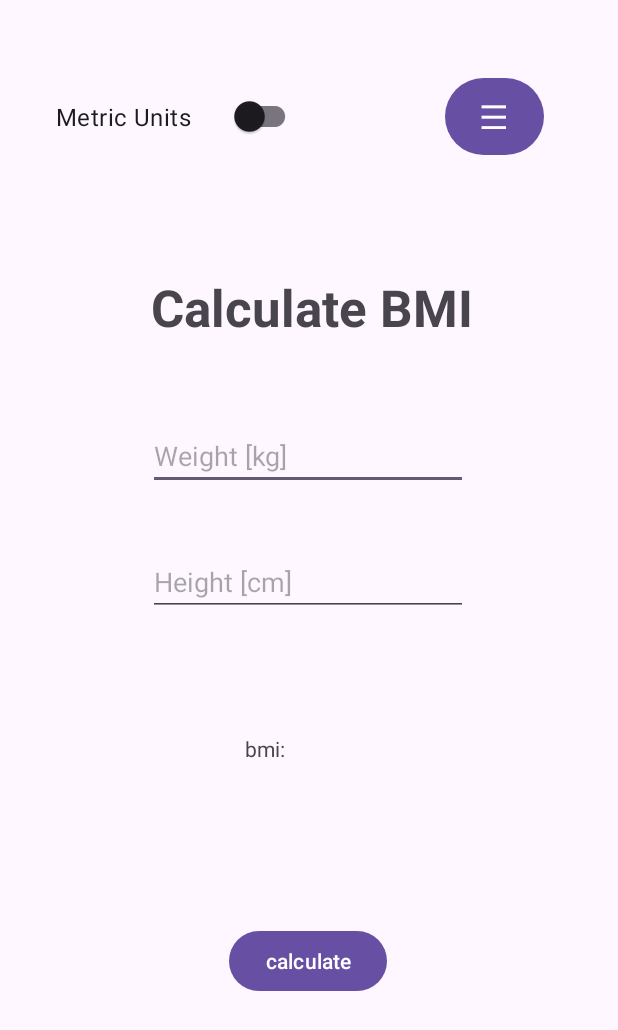
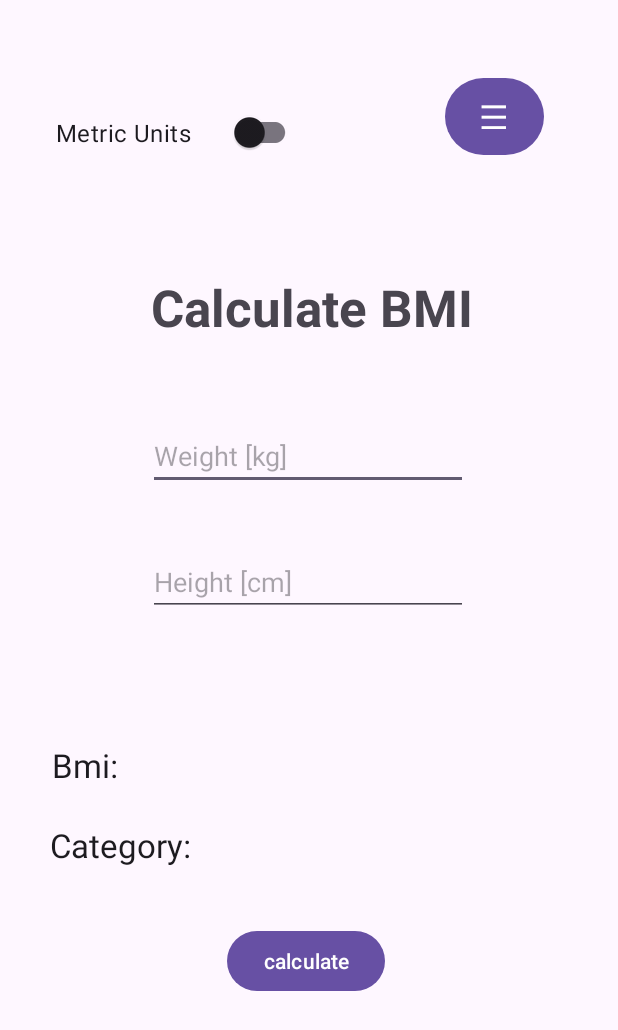
Before and after one commit to cichuss/BMI_calculator, an Android app: the screen it shows after launch (MainActivity), on a phone screen of 412 x 824 dp. Shown: the top 1030 px of the screen. Run offline under Robolectric (Android 15) with nearby library versions, the phone set to English and light mode, and no system bars.

Commit message:
add category colors, description works, view model works!

```diff
--- a/app/src/main/java/com/example/bmi_calculator/MainActivity.kt
+++ b/app/src/main/java/com/example/bmi_calculator/MainActivity.kt
@@ -4,19 +4,28 @@ import android.content.Intent
 import android.os.Bundle
 import android.widget.Button
 import android.widget.EditText
+import android.widget.TextView
 import androidx.activity.viewModels
 import androidx.appcompat.app.AppCompatActivity
 import androidx.appcompat.widget.SwitchCompat
 import androidx.core.view.GravityCompat
 import androidx.drawerlayout.widget.DrawerLayout
+import androidx.lifecycle.Lifecycle
+import androidx.lifecycle.lifecycleScope
+import androidx.lifecycle.repeatOnLifecycle
 import com.example.bmi_calculator.activities.AboutMeActivity
+import com.example.bmi_calculator.activities.BMIDescriptionActivity
 import com.example.bmi_calculator.activities.HistoryActivity
+import com.example.bmi_calculator.units.BMIImperialUnits
+import com.example.bmi_calculator.units.BMIMetricUnits
 import com.google.android.material.navigation.NavigationView
+import kotlinx.coroutines.launch
+
 
 
 class MainActivity : AppCompatActivity() {
 
-    private lateinit var viewModel: BMIViewModel
+
     private lateinit var calculateButton: Button
     private lateinit var menuButton: NavigationView
     private lateinit var drawerLayout: DrawerLayout
@@ -26,16 +35,73 @@ class MainActivity : AppCompatActivity() {
         super.onCreate(savedInstanceState)
         setContentView(R.layout.activity_main)
 
-        val model: BMIViewModel by viewModels()
-        viewModel = model
-//        viewModel = ViewModelProvider(this).get(BMIViewModel::class.java)
+        val viewModel: BMIViewModel by viewModels()
+        lifecycleScope.launch {
+            repeatOnLifecycle(Lifecycle.State.STARTED) {
+                viewModel.uiState.collect {uiState ->
+                    var bmi = uiState.bmi
+                    var category = uiState.category
+                    var color = uiState.color
+                }
+            }
+        }
 
-//        viewModel = ViewModelProvider(this)[BMIViewModel::class.java]
+        calculateButton(viewModel)
+        burgerMenu()
+        navigation()
+        unitSwitch(viewModel)
+        clickOnCategory()
 
-//        lifecycleScope.launch {
+        }
+
+    private fun updateTextViewsWithBMIResults(uiState: BMIViewModelUiState ) {
+
+        val resultValueTextView = findViewById<TextView>(R.id.Bmi)
+        val resultCategoryTextView = findViewById<TextView>(R.id.categoryText)
+
+        resultValueTextView.text = String.format("BMI: %.2f ", uiState.bmi)
+//        resultValueTextView.setTextColor(uiState.color)
+        resultCategoryTextView.setTextColor(uiState.color)
+        resultCategoryTextView.text = uiState.category
+    }
+
+    private fun clearTextViews() {
+        val weightEditText = findViewById<EditText>(R.id.Weight)
+        val heightEditText = findViewById<EditText>(R.id.Height)
+
+        val resultBMIText = findViewById<TextView>(R.id.Bmi)
+        val resultCategoryText = findViewById<TextView>(R.id.categoryText)
+
+        weightEditText.text.clear()
+        heightEditText.text.clear()
+        resultBMIText.text = "BMI:"
+        resultCategoryText.text = ""
+    }
+
+    private fun unitSwitch(viewModel: BMIViewModel) {
+        unitSwitch = findViewById(R.id.unitSwitch)
+
+
+        unitSwitch.setOnCheckedChangeListener { _, isChecked ->
+            if (isChecked) {
+                clearTextViews()
+                findViewById<EditText>(R.id.Weight).hint = "Weight [lb]"
+                findViewById<EditText>(R.id.Height).hint = "Height [in]"
+                viewModel.unitSystem = BMIImperialUnits()
+                unitSwitch.text = "Imperial Units"
+            } else {
+                clearTextViews()
+                findViewById<EditText>(R.id.Weight).hint = "Weight [kg]"
+                findViewById<EditText>(R.id.Height).hint = "Height [cm]"
+                viewModel.unitSystem = BMIMetricUnits()
+                unitSwitch.text = "Metric Units"
+            }
+        }
+    }
+
+    private fun burgerMenu() {
 
         drawerLayout = findViewById(R.id.drawer_layout)
-        val navView = findViewById<NavigationView>(R.id.nav_view)
 
         val burgerMenuButton = findViewById<Button>(R.id.burgerMenuButton)
 
@@ -45,58 +111,6 @@ class MainActivity : AppCompatActivity() {
             } else {
                 drawerLayout.openDrawer(GravityCompat.START)
             }
-        }
-
-        navView.setNavigationItemSelectedListener { menuItem ->
-            when (menuItem.itemId) {
-                R.id.history_option -> {
-                    openHistory()
-                }
-                R.id.about_me_option -> {
-                    openAboutMe()
-                }
-            }
-            drawerLayout.closeDrawer(GravityCompat.START)
-            true
-        }
-        unitSwitch = findViewById(R.id.unitSwitch)
-        calculateButton = findViewById(R.id.calculate)
-
-        unitSwitch.setOnCheckedChangeListener { _, isChecked ->
-            if (isChecked) {
-
-//                viewModel.weightEditText.text.clear()
-//                viewModel.heightEditText.text.clear()
-//                viewModel.bmiTextView.text = ""
-                findViewById<EditText>(R.id.Weight).hint = "Weight [lb]"
-                findViewById<EditText>(R.id.Height).hint = "Height [in]"
-//                viewModel.unitSystem = BMIImperialUnits()
-                unitSwitch.text = "Imperial Units"
-            } else {
-
-//                viewModel.weightEditText.text.clear()
-//                viewModel.heightEditText.text.clear()
-//                viewModel.bmiTextView.text = ""
-                findViewById<EditText>(R.id.Weight).hint = "Weight [kg]"
-                findViewById<EditText>(R.id.Height).hint = "Height [cm]"
-//                viewModel.unitSystem = BMIMetricUnits()
-                unitSwitch.text = "Metric Units"
-            }
-        }
-        calculateButton.setOnClickListener {
-            viewModel.weightEditText = findViewById(R.id.Weight)
-            viewModel.heightEditText = findViewById(R.id.Height)
-            viewModel.bmiTextView = findViewById(R.id.Bmi)
-
-            viewModel.calculateBMI()
-//            lifecycleScope.launch {
-//                repeatOnLifecycle(Lifecycle.State.STARTED) {
-//                    viewModel.uiState.collect {
-////                        viewModel.calculateBMI()
-//                    }
-//                }
-//            }
-//           }
         }
     }
 
@@ -113,4 +127,64 @@ class MainActivity : AppCompatActivity() {
 
         startActivity(aboutMe)
     }
+
+    private fun openDescription(){
+        val description = Intent(this,
+            BMIDescriptionActivity::class.java)
+
+        val resultCategoryText = findViewById<TextView>(R.id.categoryText)
+        val color = resultCategoryText.currentTextColor
+
+        description.putExtra("category", resultCategoryText.text)
+        description.putExtra("color", color)
+        startActivity(description)
+
+    }
+    private fun navigation() {
+        val navView = findViewById<NavigationView>(R.id.nav_view)
+
+        navView.setNavigationItemSelectedListener { menuItem ->
+            when (menuItem.itemId) {
+                R.id.history_option -> {
+                    openHistory()
+                }
+                R.id.about_me_option -> {
+                    openAboutMe()
+                }
+            }
+            drawerLayout.closeDrawer(GravityCompat.START)
+            true
+        }
+    }
+
+    private fun calculateButton(viewModel: BMIViewModel) {
+        calculateButton = findViewById(R.id.calculate)
+        calculateButton.setOnClickListener {
+            val weightEditText = findViewById<EditText>(R.id.Weight)
+            val heightEditText = findViewById<EditText>(R.id.Height)
+
+            val bmiTextView = findViewById<TextView>(R.id.Bmi)
+            val weightString = weightEditText.text.toString()
+            val heightString = heightEditText.text.toString()
+
+            if (weightString.isNotEmpty() && heightString.isNotEmpty())  {
+
+                val weight = weightString.toDouble()
+                val height = heightString.toDouble()
+                viewModel.calculateBMI(weight, height)
+            }
+
+            updateTextViewsWithBMIResults(viewModel.uiState.value)
+
+        }
+    }
+
+    private fun clickOnCategory() {
+        val resultCategoryText = findViewById<TextView>(R.id.categoryText)
+
+        resultCategoryText.setOnClickListener {
+
+            openDescription()
+        }
+    }
 }
--- a/app/src/main/java/com/example/bmi_calculator/activities/HistoryActivity.kt
+++ b/app/src/main/java/com/example/bmi_calculator/activities/HistoryActivity.kt
@@ -23,7 +23,7 @@ class HistoryActivity : AppCompatActivity() {
         recyclerView.layoutManager = LinearLayoutManager(this)
 
         historyViewModel.loadHistoryFromSharedPreferences(this)
-        // Obserwuj historię i uaktualniaj widok przy zmianach
+
         historyViewModel.historyList.observe(this) { history ->
             adapter.submitList(history)
         }
--- a/app/src/main/res/layout/activity_bmidescription.xml
+++ b/app/src/main/res/layout/activity_bmidescription.xml
@@ -20,7 +20,7 @@
 
     <TextView
         android:id="@+id/categoryName"
-        android:layout_width="249dp"
+        android:layout_width="312dp"
         android:layout_height="59dp"
         android:layout_marginTop="16dp"
         android:text="Healthy"
--- a/app/src/main/res/layout/activity_main.xml
+++ b/app/src/main/res/layout/activity_main.xml
@@ -13,6 +13,17 @@
     android:layout_height="match_parent"
     tools:context=".MainActivity">
 
+    <TextView
+        android:id="@+id/categoryText"
+        android:layout_width="265dp"
+        android:layout_height="40dp"
+        android:layout_marginEnd="8dp"
+        android:textAppearance="@style/TextAppearance.AppCompat.Large"
+        app:layout_constraintBottom_toBottomOf="parent"
+        app:layout_constraintEnd_toEndOf="parent"
+        app:layout_constraintTop_toBottomOf="@+id/Height"
+        app:layout_constraintVertical_bias="0.388" />
+
     <Button
         android:id="@+id/calculate"
         android:layout_width="wrap_content"
@@ -24,7 +35,7 @@
         android:text="calculate"
         app:layout_constraintBottom_toBottomOf="parent"
         app:layout_constraintEnd_toEndOf="parent"
-        app:layout_constraintHorizontal_bias="1.0"
+        app:layout_constraintHorizontal_bias="0.0"
         app:layout_constraintStart_toStartOf="parent"
         app:layout_constraintTop_toBottomOf="@+id/Height" />
 
@@ -64,13 +75,14 @@
         android:id="@+id/Bmi"
         android:layout_width="wrap_content"
         android:layout_height="wrap_content"
-        android:layout_marginStart="163dp"
-        android:layout_marginTop="443dp"
-        android:layout_marginBottom="269dp"
-        android:text="bmi: "
+        android:text="Bmi: "
+        android:textAppearance="@style/TextAppearance.AppCompat.Large"
         app:layout_constraintBottom_toBottomOf="parent"
+        app:layout_constraintEnd_toEndOf="parent"
+        app:layout_constraintHorizontal_bias="0.096"
         app:layout_constraintStart_toStartOf="parent"
-        app:layout_constraintTop_toTopOf="parent" />
+        app:layout_constraintTop_toTopOf="parent"
+        app:layout_constraintVertical_bias="0.623" />
 
     <Button
         android:id="@+id/burgerMenuButton"
@@ -89,8 +101,10 @@
         android:layout_width="163dp"
         android:layout_height="43dp"
         android:layout_marginTop="56dp"
+        android:layout_marginBottom="61dp"
         android:text="Metric Units"
         android:textSize="16sp"
+        app:layout_constraintBottom_toTopOf="@+id/textView3"
         app:layout_constraintEnd_toStartOf="@+id/burgerMenuButton"
         app:layout_constraintHorizontal_bias="0.278"
         app:layout_constraintStart_toStartOf="parent"
@@ -110,6 +124,20 @@
         app:layout_constraintTop_toTopOf="parent"
         app:layout_constraintVertical_bias="0.234" />
 
+    <TextView
+        android:id="@+id/category"
+        android:layout_width="99dp"
+        android:layout_height="40dp"
+        android:layout_marginTop="24dp"
+        android:text="Category:"
+        android:textAppearance="@style/TextAppearance.AppCompat.Large"
+        app:layout_constraintBottom_toBottomOf="parent"
+        app:layout_constraintEnd_toStartOf="@+id/categoryText"
+        app:layout_constraintHorizontal_bias="0.849"
+        app:layout_constraintStart_toStartOf="parent"
+        app:layout_constraintTop_toBottomOf="@+id/Bmi"
+        app:layout_constraintVertical_bias="0.0" />
+
 </androidx.constraintlayout.widget.ConstraintLayout>
 <com.google.android.material.navigation.NavigationView
 android:id="@+id/nav_view"
```
Also changed, not shown: app/src/main/java/com/example/bmi_calculator/BMIViewModel.kt (+37 -60 lines), app/src/main/java/com/example/bmi_calculator/activities/BMIDescriptionActivity.kt (+13 -18 lines), app/src/main/java/com/example/bmi_calculator/viewModels/BMIDescriptionViewModel.kt (+3 -9 lines).
